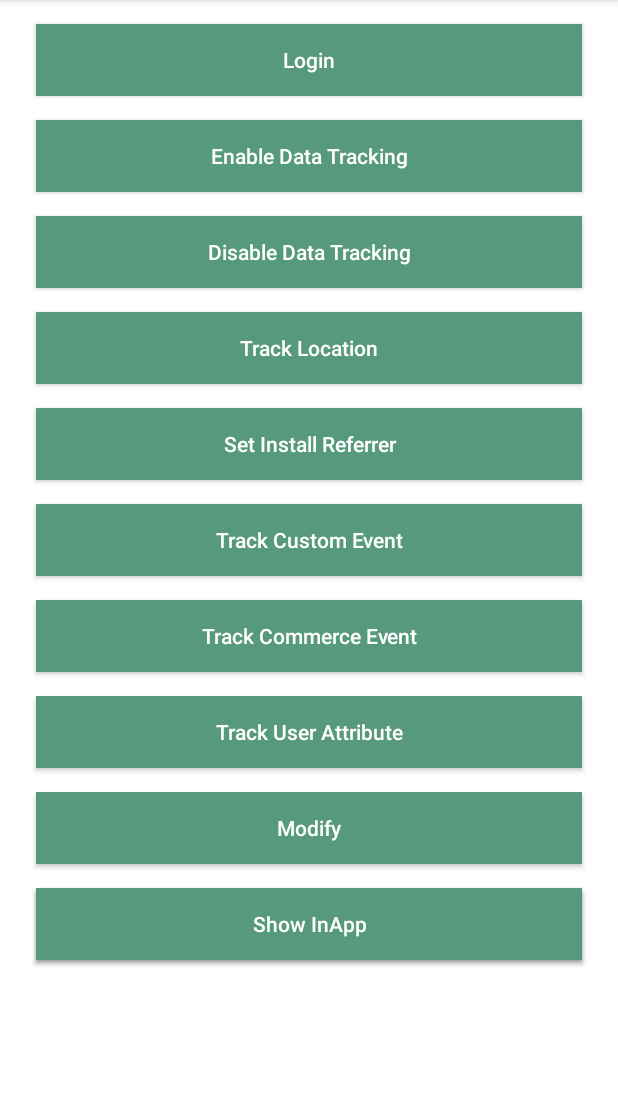
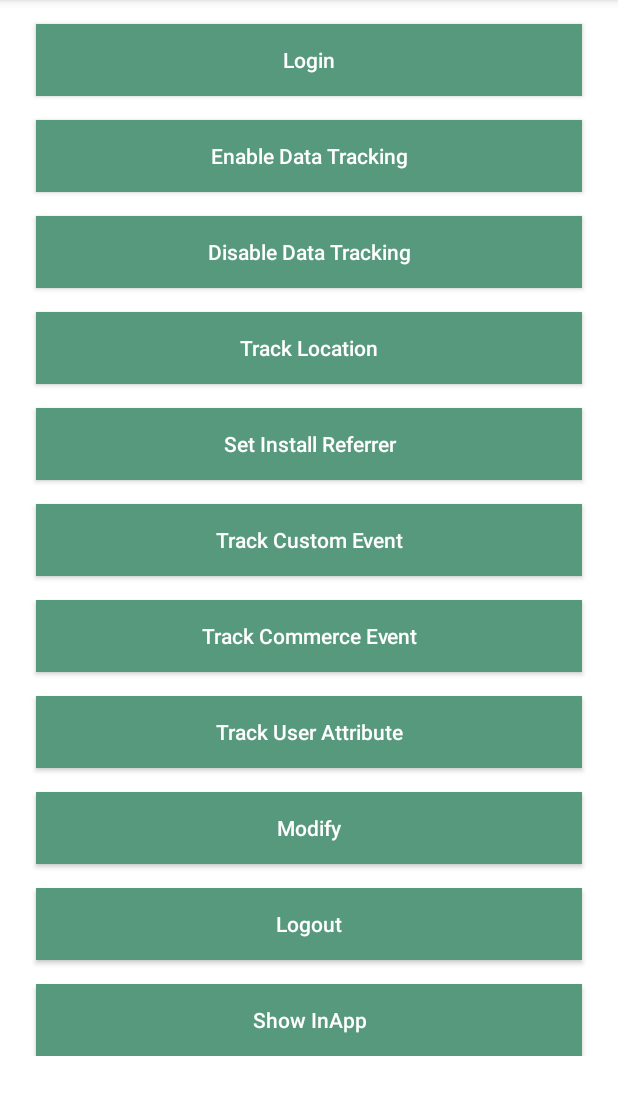
Before and after one commit to moengage/mparticle-android-sdk, an Android app: the screen it shows after launch (MainActivity), on a phone screen of 412 x 824 dp, the part 84-1199 px from its top. Run offline under Robolectric (Android 15) with nearby library versions, the phone set to English and light mode, and no system bars; libraries missing offline, so code that uses them is left out: com.moengage.core, com.mparticle, com.mparticle.kits; 4 statements that could not run were skipped.

Commit message:
MOEN-34765: Layout fix + version update

```diff
--- a/example/build.gradle.kts
+++ b/example/build.gradle.kts
@@ -69,7 +69,7 @@ dependencies {
         exclude("com.moengage", "core")
     }
     // Todo: Remove this Snapshot build dependency
-    implementation("com.moengage:core:7.5.1-SNAPSHOT")
+    implementation("com.moengage:core:7.5.3-SNAPSHOT")
     implementation(moengage.inapp)
     implementation(moengageInternal.kotlinStdLib)
 }
--- a/example/src/main/res/layout/activity_main.xml
+++ b/example/src/main/res/layout/activity_main.xml
@@ -1,7 +1,11 @@
 <?xml version="1.0" encoding="utf-8"?>
-<androidx.constraintlayout.widget.ConstraintLayout xmlns:android="http://schemas.android.com/apk/res/android"
+<androidx.core.widget.NestedScrollView xmlns:android="http://schemas.android.com/apk/res/android"
     xmlns:app="http://schemas.android.com/apk/res-auto"
     xmlns:tools="http://schemas.android.com/tools"
+    android:layout_width="match_parent"
+    android:layout_height="match_parent">
+
+    <androidx.constraintlayout.widget.ConstraintLayout
         android:layout_width="match_parent"
         android:layout_height="match_parent"
         tools:context=".MainActivity"
@@ -35,7 +39,7 @@
             android:text="Disable Data Tracking"
             app:layout_constraintEnd_toEndOf="parent"
             app:layout_constraintStart_toStartOf="parent"
-      app:layout_constraintTop_toBottomOf="@id/enableDataTrackingButton"  />
+            app:layout_constraintTop_toBottomOf="@id/enableDataTrackingButton" />
 
         <androidx.appcompat.widget.AppCompatButton
             android:id="@+id/locationButton"
@@ -55,7 +59,7 @@
             android:text="Set Install Referrer"
             app:layout_constraintEnd_toEndOf="parent"
             app:layout_constraintStart_toStartOf="parent"
-      app:layout_constraintTop_toBottomOf="@id/locationButton"  />
+            app:layout_constraintTop_toBottomOf="@id/locationButton" />
 
         <androidx.appcompat.widget.AppCompatButton
             android:id="@+id/customEventButton"
@@ -65,7 +69,7 @@
             android:text="Track Custom Event"
             app:layout_constraintEnd_toEndOf="parent"
             app:layout_constraintStart_toStartOf="parent"
-      app:layout_constraintTop_toBottomOf="@id/installReferrerButton"  />
+            app:layout_constraintTop_toBottomOf="@id/installReferrerButton" />
 
         <androidx.appcompat.widget.AppCompatButton
             android:id="@+id/commerceEventButton"
@@ -75,7 +79,7 @@
             android:text="Track Commerce Event"
             app:layout_constraintEnd_toEndOf="parent"
             app:layout_constraintStart_toStartOf="parent"
-      app:layout_constraintTop_toBottomOf="@id/customEventButton"  />
+            app:layout_constraintTop_toBottomOf="@id/customEventButton" />
 
         <androidx.appcompat.widget.AppCompatButton
             android:id="@+id/userAttributeButton"
@@ -85,7 +89,7 @@
             android:text="Track User Attribute"
             app:layout_constraintEnd_toEndOf="parent"
             app:layout_constraintStart_toStartOf="parent"
-      app:layout_constraintTop_toBottomOf="@id/commerceEventButton"  />
+            app:layout_constraintTop_toBottomOf="@id/commerceEventButton" />
 
         <androidx.appcompat.widget.AppCompatButton
             android:id="@+id/modifyButton"
@@ -115,5 +119,6 @@
             android:text="Show InApp"
             app:layout_constraintEnd_toEndOf="parent"
             app:layout_constraintStart_toStartOf="parent"
-      app:layout_constraintTop_toBottomOf="@id/modifyButton" />
+            app:layout_constraintTop_toBottomOf="@id/logoutButton" />
     </androidx.constraintlayout.widget.ConstraintLayout>
+</androidx.core.widget.NestedScrollView>
--- a/moengage-kit/build.gradle.kts
+++ b/moengage-kit/build.gradle.kts
@@ -56,13 +56,13 @@ dependencies {
         exclude("com.moengage", "core")
     }
     // Todo: Remove this Snapshot build dependency
-    compileOnly("com.moengage:core:7.5.1-SNAPSHOT")
+    compileOnly("com.moengage:core:7.5.3-SNAPSHOT")
 
     testImplementation(moengage.core) {
         exclude("com.moengage", "core")
     }
     // Todo: Remove this Snapshot build dependency
-    testImplementation("com.moengage:core:7.5.1-SNAPSHOT")
+    testImplementation("com.moengage:core:7.5.3-SNAPSHOT")
     testImplementation(libs.mParticleAndroidKitBase)
     testImplementation(moengageInternal.bundles.junitBundle)
     testImplementation(libs.mockito)
```
Lines whose indentation alone changed are shown as unchanged.
